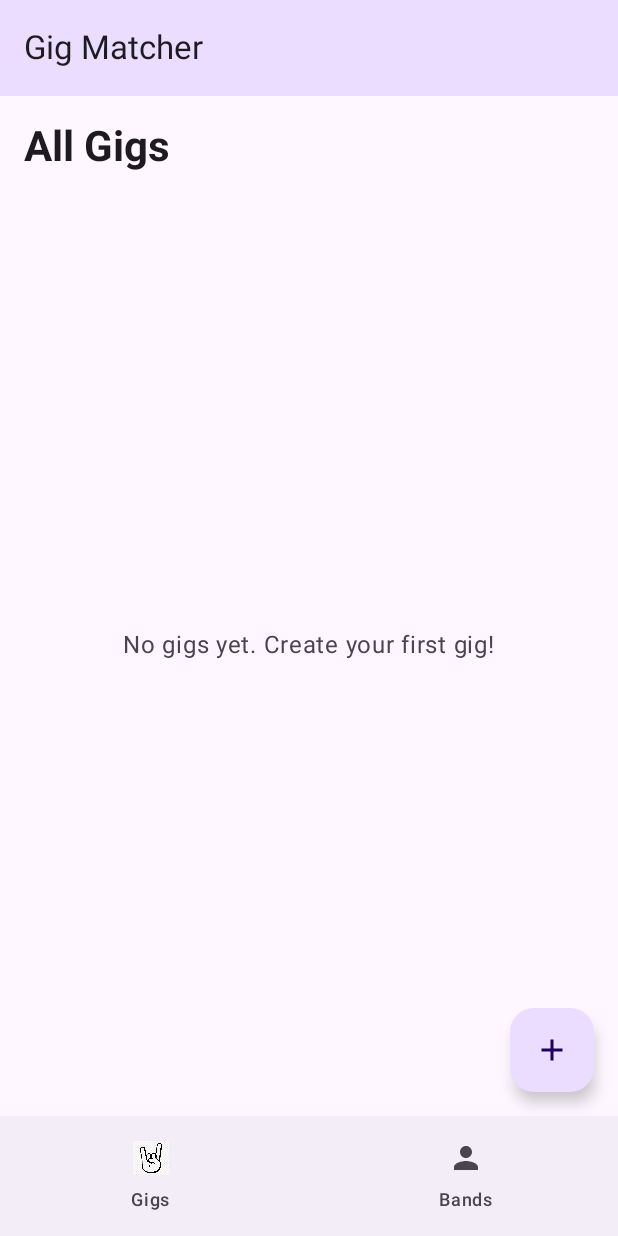
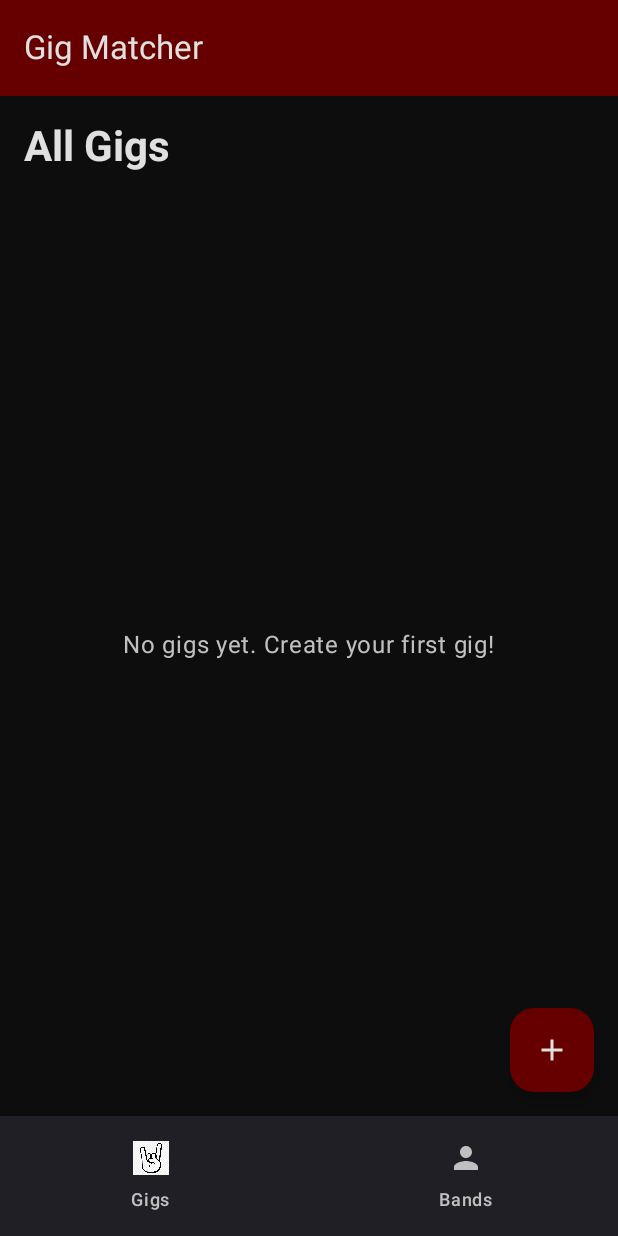
Before and after one commit to simonanger/gig_matcher, an Android app built with Jetpack Compose: the screen it shows after launch (MainActivity), on a phone screen of 412 x 824 dp. Run offline under Robolectric (Android 15) with nearby library versions, the phone set to English and light mode, and no system bars.

Commit message:
changed theme

```diff
--- a/app/src/main/java/com/simonanger/gigmatcher/ui/theme/Theme.kt
+++ b/app/src/main/java/com/simonanger/gigmatcher/ui/theme/Theme.kt
@@ -6,13 +6,84 @@ import androidx.compose.material3.MaterialTheme
 import androidx.compose.material3.darkColorScheme
 import androidx.compose.material3.lightColorScheme
 import androidx.compose.runtime.Composable
+import androidx.compose.ui.graphics.Color
 
-private val DarkColorScheme = darkColorScheme()
-private val LightColorScheme = lightColorScheme()
+// Dark Rock/Metal Color Palette
+private val MetalBlack = Color(0xFF0D0D0D)
+private val CharcoalGray = Color(0xFF1A1A1A)
+private val DeepGray = Color(0xFF2A2A2A)
+private val SteelGray = Color(0xFF3A3A3A)
+private val CrimsonRed = Color(0xFFB71C1C)
+private val BloodRed = Color(0xFF8B0000)
+private val LightGray = Color(0xFFE0E0E0)
+private val MetalSilver = Color(0xFFC0C0C0)
+private val DarkRed = Color(0xFF660000)
+
+private val DarkColorScheme = darkColorScheme(
+    primary = CrimsonRed,
+    onPrimary = Color.White,
+    primaryContainer = DarkRed,
+    onPrimaryContainer = LightGray,
+    secondary = SteelGray,
+    onSecondary = Color.White,
+    secondaryContainer = DeepGray,
+    onSecondaryContainer = LightGray,
+    tertiary = MetalSilver,
+    onTertiary = MetalBlack,
+    tertiaryContainer = CharcoalGray,
+    onTertiaryContainer = LightGray,
+    error = BloodRed,
+    onError = Color.White,
+    errorContainer = DarkRed,
+    onErrorContainer = LightGray,
+    background = MetalBlack,
+    onBackground = LightGray,
+    surface = CharcoalGray,
+    onSurface = LightGray,
+    surfaceVariant = DeepGray,
+    onSurfaceVariant = MetalSilver,
+    outline = SteelGray,
+    outlineVariant = DeepGray,
+    inverseSurface = LightGray,
+    inverseOnSurface = MetalBlack,
+    inversePrimary = CrimsonRed,
+    surfaceTint = CrimsonRed
+)
+
+private val LightColorScheme = lightColorScheme(
+    primary = BloodRed,
+    onPrimary = Color.White,
+    primaryContainer = Color(0xFFFFDAD6),
+    onPrimaryContainer = DarkRed,
+    secondary = SteelGray,
+    onSecondary = Color.White,
+    secondaryContainer = Color(0xFFE8DEF8),
+    onSecondaryContainer = DeepGray,
+    tertiary = DeepGray,
+    onTertiary = Color.White,
+    tertiaryContainer = Color(0xFFFFD8E4),
+    onTertiaryContainer = MetalBlack,
+    error = CrimsonRed,
+    onError = Color.White,
+    errorContainer = Color(0xFFFFDAD6),
+    onErrorContainer = DarkRed,
+    background = Color(0xFFF5F5F5),
+    onBackground = MetalBlack,
+    surface = Color.White,
+    onSurface = MetalBlack,
+    surfaceVariant = Color(0xFFF3F3F3),
+    onSurfaceVariant = DeepGray,
+    outline = SteelGray,
+    outlineVariant = Color(0xFFCAC4D0),
+    inverseSurface = DeepGray,
+    inverseOnSurface = LightGray,
+    inversePrimary = CrimsonRed,
+    surfaceTint = BloodRed
+)
 
 @Composable
 fun GigMatcherTheme(
-    darkTheme: Boolean = isSystemInDarkTheme(),
+    darkTheme: Boolean = true, // Default to dark theme for rock/metal aesthetic
     content: @Composable () -> Unit
 ) {
     val colorScheme = if (darkTheme) {
```
